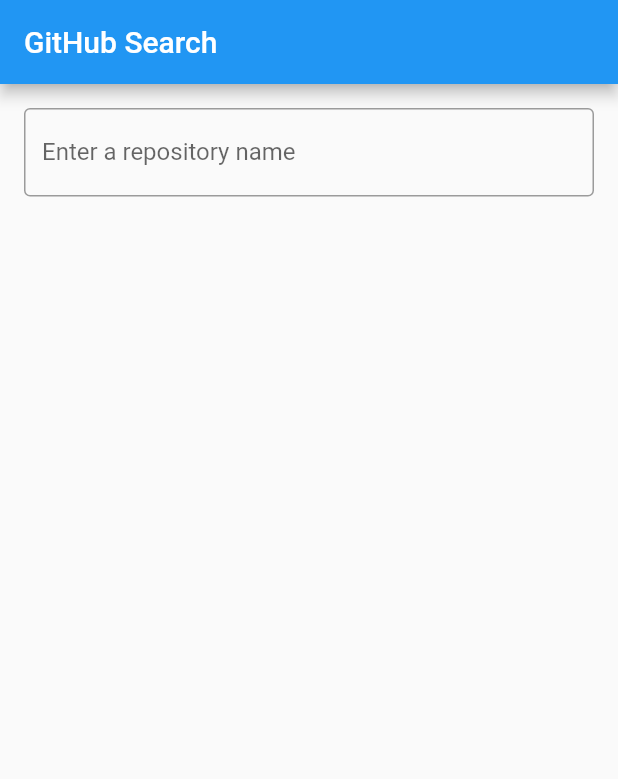
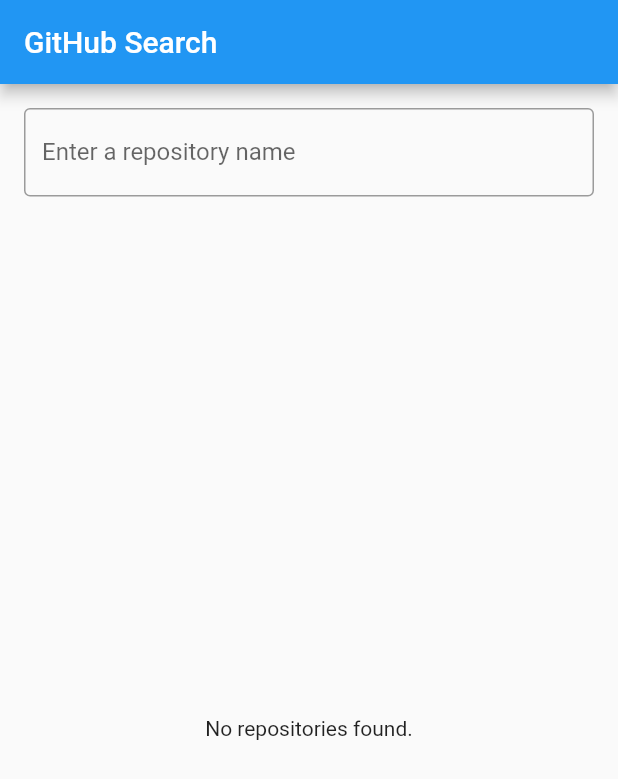
Before and after one commit to KEN-4/-FlutterRepoSearch, a Flutter app: the screen it shows after launch, on a phone screen of 412 x 824 dp. Shown: the top 779 px of the screen. Run offline on Flutter 3.47's test engine with Material 2 defaults, Android fonts, the phone set to English and light mode, and no system bars; our stand-ins replace dio, flutter_riverpod, freezed_annotation, retrofit, riverpod_annotation; generated files the repository leaves out were written again; network calls fail.

Commit message:
Improvement_no-results-error-handlin

```diff
--- a/lib/riverpod/data/views/github_search_page.dart
+++ b/lib/riverpod/data/views/github_search_page.dart
@@ -32,8 +32,12 @@
           Expanded(
             child: asyncSearchResult.when(
               loading: () => const CircularProgressIndicator(),
-              error: (err, stack) => Text('Error: $err'),
+              error: (err, stack) => Center(child: Text('Error: $err')),
               data: (repositories) {
+                if (repositories.isEmpty) {
+                  // 検索結果が空の場合のメッセージ
+                  return Center(child: Text('No repositories found.'));
+                } else {
                   // データ取得時に表示するウィジェット
                   return ListView.builder(
                     itemCount: repositories.length,
@@ -53,6 +57,7 @@
                       );
                     },
                   );
+                }
               },
             ),
           ),
```
Lines whose indentation alone changed are shown as unchanged.
